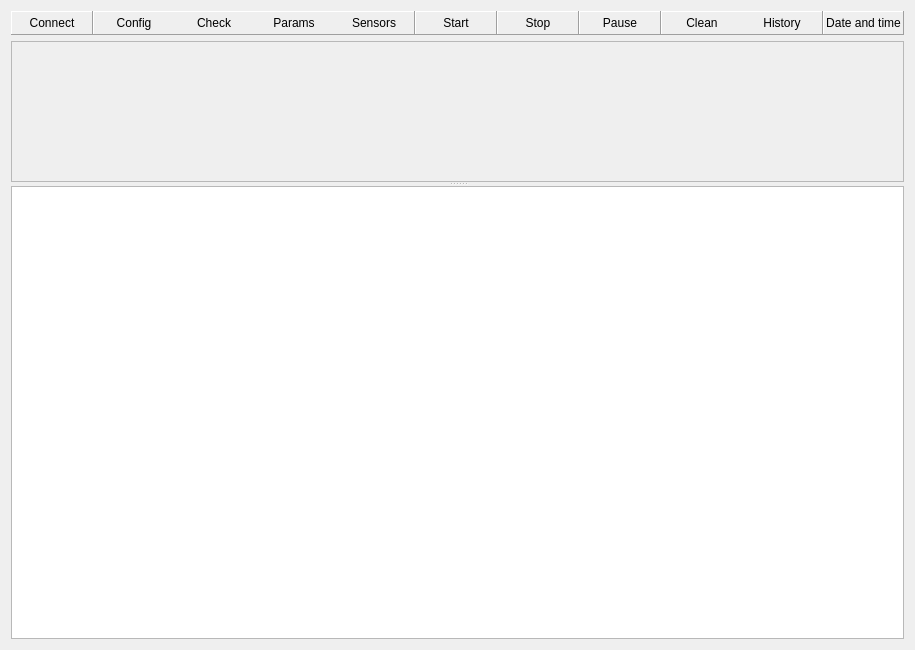
The window that gui/mainwindow.ui (Shmuma/grain-watering) describes before a commit, drawn with Qt 5.
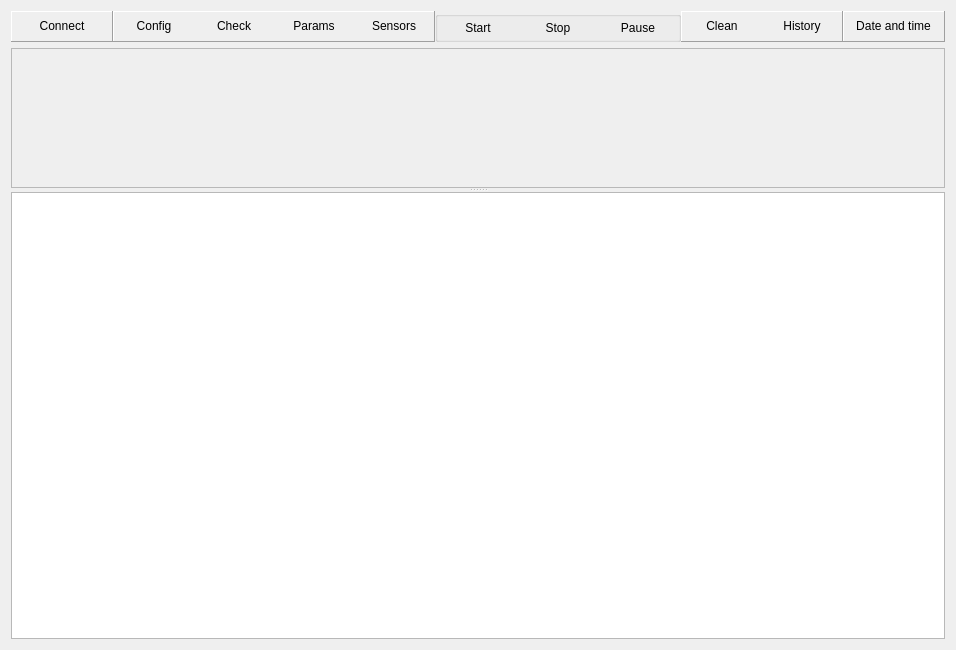
The same window after the commit. Custom widgets are drawn as their Qt base class.

Commit message: Implemented Connect button toggle behaviour (using double-clicks) and Start/Stop/Pause buttons.

```diff
--- a/gui/mainwindow.ui
+++ b/gui/mainwindow.ui
@@ -5,7 +5,7 @@
    <rect>
     <x>0</x>
     <y>0</y>
-    <width>596</width>
+    <width>956</width>
     <height>650</height>
    </rect>
   </property>
@@ -26,7 +26,10 @@
        <property name="frameShadow" >
         <enum>QFrame::Raised</enum>
        </property>
-       <layout class="QVBoxLayout" >
+       <layout class="QHBoxLayout" >
+        <property name="spacing" >
+         <number>0</number>
+        </property>
         <property name="leftMargin" >
          <number>0</number>
         </property>
@@ -135,14 +138,14 @@
       </widget>
      </item>
      <item>
-      <widget class="QFrame" name="frame_4" >
-       <property name="frameShape" >
-        <enum>QFrame::Panel</enum>
+      <widget class="QGroupBox" name="groupBox" >
+       <property name="title" >
+        <string/>
        </property>
-       <property name="frameShadow" >
-        <enum>QFrame::Raised</enum>
-       </property>
-       <layout class="QVBoxLayout" >
+       <layout class="QHBoxLayout" >
+        <property name="spacing" >
+         <number>0</number>
+        </property>
         <property name="leftMargin" >
          <number>0</number>
         </property>
@@ -168,30 +171,6 @@
           </property>
          </widget>
         </item>
-       </layout>
-      </widget>
-     </item>
-     <item>
-      <widget class="QFrame" name="frame_5" >
-       <property name="frameShape" >
-        <enum>QFrame::Panel</enum>
-       </property>
-       <property name="frameShadow" >
-        <enum>QFrame::Raised</enum>
-       </property>
-       <layout class="QVBoxLayout" >
-        <property name="leftMargin" >
-         <number>0</number>
-        </property>
-        <property name="topMargin" >
-         <number>0</number>
-        </property>
-        <property name="rightMargin" >
-         <number>0</number>
-        </property>
-        <property name="bottomMargin" >
-         <number>0</number>
-        </property>
         <item>
          <widget class="QPushButton" name="stopButton" >
           <property name="text" >
@@ -205,30 +184,6 @@
           </property>
          </widget>
         </item>
-       </layout>
-      </widget>
-     </item>
-     <item>
-      <widget class="QFrame" name="frame_6" >
-       <property name="frameShape" >
-        <enum>QFrame::Panel</enum>
-       </property>
-       <property name="frameShadow" >
-        <enum>QFrame::Raised</enum>
-       </property>
-       <layout class="QVBoxLayout" >
-        <property name="leftMargin" >
-         <number>0</number>
-        </property>
-        <property name="topMargin" >
-         <number>0</number>
-        </property>
-        <property name="rightMargin" >
-         <number>0</number>
-        </property>
-        <property name="bottomMargin" >
-         <number>0</number>
-        </property>
         <item>
          <widget class="QPushButton" name="pauseButton" >
           <property name="text" >
@@ -311,16 +266,16 @@
          <number>0</number>
         </property>
         <property name="leftMargin" >
-         <number>2</number>
+         <number>0</number>
         </property>
         <property name="topMargin" >
-         <number>2</number>
+         <number>0</number>
         </property>
         <property name="rightMargin" >
-         <number>2</number>
+         <number>0</number>
         </property>
         <property name="bottomMargin" >
-         <number>2</number>
+         <number>0</number>
         </property>
         <item>
          <widget class="QLabel" name="dateAndTimeLabel" >
@@ -383,6 +338,13 @@
    </item>
   </layout>
  </widget>
+ <customwidgets>
+  <customwidget>
+   <class>DoubleClickButton</class>
+   <extends>QPushButton</extends>
+   <header>doubleclickbutton.h</header>
+  </customwidget>
+ </customwidgets>
  <resources/>
  <connections/>
 </ui>
```
Left out of the diff: 11 changed lines with no effect on the pictures. The commit also changes 3 other files.
